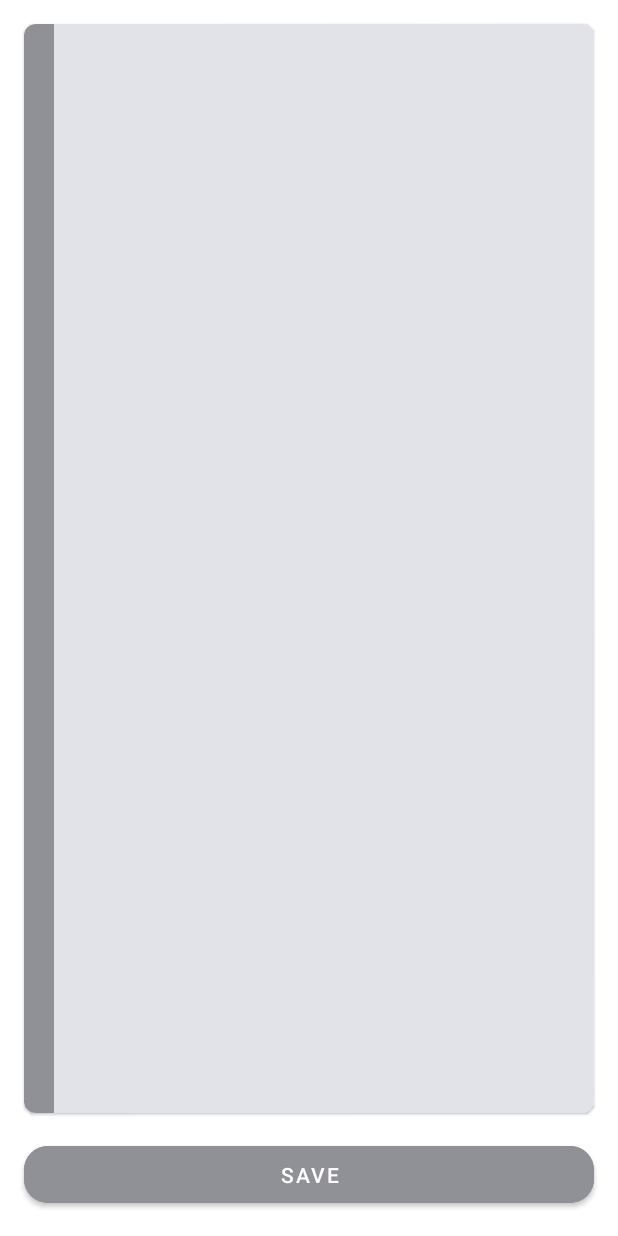
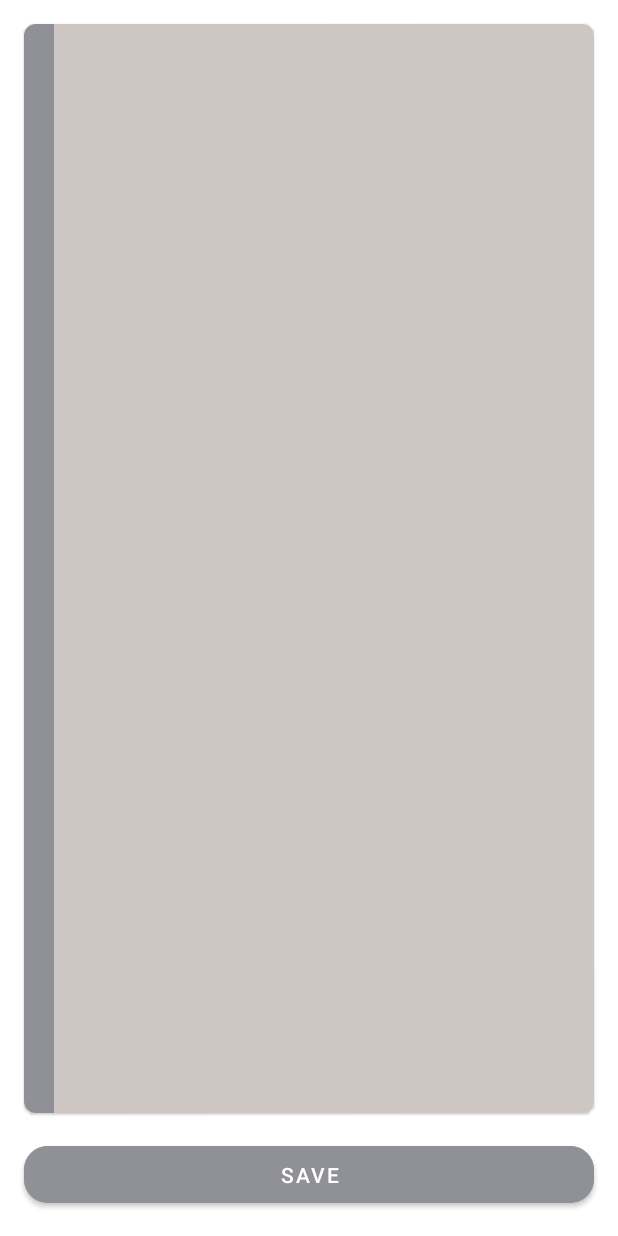
Before and after one commit to Brav9/ColorNote, an Android app: the EditNoteFragment screen opened through its navigation route, on a phone screen of 412 x 824 dp. Run offline under Robolectric (Android 15) with nearby library versions, the phone set to English and light mode, and no system bars; our stand-ins replace Room's generated code, navigation-ui.

Commit message:
Добавление рандомного изменения цвета фона заметок.

```diff
--- a/app/src/main/java/com/khalbro/colornote/data/local/entity/Note.kt
+++ b/app/src/main/java/com/khalbro/colornote/data/local/entity/Note.kt
@@ -11,5 +11,7 @@ data class Note(
     @ColumnInfo(name = "text") // необяз
     val text: String,
     @ColumnInfo(name = "title")
-    val title: String
+    val title: String,
+    @ColumnInfo(name = "color")
+    val color: String
 )
--- a/app/src/main/java/com/khalbro/colornote/domain/models/InfoNote.kt
+++ b/app/src/main/java/com/khalbro/colornote/domain/models/InfoNote.kt
@@ -1,3 +1,31 @@
 package com.khalbro.colornote.domain.models
 
-data class InfoNote(val text: String, val title: String, val id: Long?)
+import android.util.Log
+
+data class InfoNote(
+    val text: String,
+    val title: String,
+    val id: Long?,
+    val color: String = randomColorBackground()
+) {
+
+    fun getBackgroundColor(): String {
+        return when (color) {
+            "1" -> "#D4B2A7"
+            "2" -> "#E7D7C9"
+            "3" -> "#BE8F6E"
+            "4" -> "#87816E"
+            "5" -> "#CDC6C3"
+            else -> "#EDE9E3"
+        }
+    }
+
+    companion object {
+        fun randomColorBackground(): String {
+            val numRandom = (1..5).random().toString()
+            Log.d("Ololo", "randomColorBackground:$numRandom")
+            return numRandom
+        }
+    }
+
+}
--- a/app/src/main/java/com/khalbro/colornote/domain/usecase/SaveNoteUseCase.kt
+++ b/app/src/main/java/com/khalbro/colornote/domain/usecase/SaveNoteUseCase.kt
@@ -6,7 +6,6 @@ import com.khalbro.colornote.domain.repository.InfoNoteRepository
 class SaveNoteUseCase(private val infoNoteRepository: InfoNoteRepository) {
 
     suspend operator fun invoke(infoNote: InfoNote) {
-
         infoNoteRepository.saveInfoNote(saveInfoNote = infoNote)
     }
 }
--- a/app/src/main/java/com/khalbro/colornote/presentation/allnotes/NotesFragment.kt
+++ b/app/src/main/java/com/khalbro/colornote/presentation/allnotes/NotesFragment.kt
@@ -10,6 +10,7 @@ import android.view.LayoutInflater
 import android.view.View
 import android.view.ViewGroup
 import android.widget.EditText
+import androidx.constraintlayout.widget.ConstraintLayout
 import androidx.core.os.bundleOf
 import androidx.fragment.app.FragmentActivity
 import androidx.fragment.app.FragmentManager
@@ -41,6 +42,7 @@ class NotesFragment : Fragment(), NotesAdapter.OnClickListener {
         Log.d("Ololo", "onCreateView: $inflater")
         _binding = FragmentNotesBinding.inflate(inflater, container, false)
         return binding.root
+
     }
 
     override fun onViewCreated(view: View, savedInstanceState: Bundle?) {
@@ -53,6 +55,7 @@ class NotesFragment : Fragment(), NotesAdapter.OnClickListener {
         notesViewModel.allNotes.observe(viewLifecycleOwner, Observer { notes ->
             Log.d("Ololo", "observe: $notes")
             adapter.submitList(notes)
+
         })
 
         binding.fabNewNote.setOnClickListener {
@@ -68,7 +71,6 @@ class NotesFragment : Fragment(), NotesAdapter.OnClickListener {
     }
 
     override fun onItemClick(infoNote: InfoNote) {
-
         infoNote.id?.let {
             val view: NotesFragment = this@NotesFragment
             val action =
--- a/app/src/main/java/com/khalbro/colornote/presentation/allnotes/NotesViewModel.kt
+++ b/app/src/main/java/com/khalbro/colornote/presentation/allnotes/NotesViewModel.kt
@@ -16,8 +16,8 @@ import kotlinx.coroutines.launch
 
 class NotesViewModel(application: Application) : AndroidViewModel(application) {
 
-    private val _deleteNoteById: MutableLiveData<InfoNote> = MutableLiveData<InfoNote>()
-    var deleteNoteById: LiveData<InfoNote> = _deleteNoteById
+//    private val _deleteNoteById: MutableLiveData<InfoNote> = MutableLiveData<InfoNote>()
+////    var deleteNoteById: LiveData<InfoNote> = _deleteNoteById
 
     @Deprecated("Use Koin")
     private val repository: InfoNoteRepository =
@@ -34,6 +34,4 @@ class NotesViewModel(application: Application) : AndroidViewModel(application) {
         deleteNoteUseCase.invoke(id)
 
     }
-
-
 }
--- a/app/src/main/java/com/khalbro/colornote/presentation/editnote/EditNoteFragment.kt
+++ b/app/src/main/java/com/khalbro/colornote/presentation/editnote/EditNoteFragment.kt
@@ -1,15 +1,13 @@
 package com.khalbro.colornote.presentation.editnote
 
-import android.content.Intent
+import android.graphics.Color
 import android.os.Bundle
-import android.text.Editable
-import android.util.Log
 import androidx.fragment.app.Fragment
 import android.view.LayoutInflater
 import android.view.View
 import android.view.ViewGroup
 import android.widget.Toast
-import androidx.fragment.app.setFragmentResultListener
+import androidx.core.widget.doOnTextChanged
 import androidx.lifecycle.ViewModelProvider
 import androidx.navigation.fragment.findNavController
 import androidx.navigation.fragment.navArgs
@@ -17,8 +15,6 @@ import com.khalbro.colornote.R
 import com.khalbro.colornote.data.local.entity.Note
 import com.khalbro.colornote.databinding.FragmentEditNoteBinding
 import com.khalbro.colornote.domain.models.InfoNote
-import com.khalbro.colornote.presentation.allnotes.NotesFragment
-import kotlinx.coroutines.job
 import kotlin.random.Random
 
 class EditNoteFragment : Fragment() {
@@ -30,42 +26,88 @@ class EditNoteFragment : Fragment() {
         return inflater.inflate(R.layout.fragment_edit_note, container, false)
     }
 
-    private lateinit var noteSaveViewModel: NoteSaveViewModel
+    private lateinit var editNoteViewModel: EditNoteViewModel
     private var fragmentNotesBinding: FragmentEditNoteBinding? = null
-    private val note: Note? = null
+
 
     override fun onViewCreated(view: View, savedInstanceState: Bundle?) {
         super.onViewCreated(view, savedInstanceState)
         val binding = FragmentEditNoteBinding.bind(view)
         fragmentNotesBinding = binding
 
-        noteSaveViewModel = ViewModelProvider(this)[NoteSaveViewModel::class.java]
+        editNoteViewModel = ViewModelProvider(this)[EditNoteViewModel::class.java]
 
-        binding.etTitle.setText(note?.title)
-        binding.etText.setText(note?.text)
+//        binding.etTitle.setText(note?.title)
+//        binding.etText.setText(note?.text)
+//        binding.constraintLayoutEditNote.setBackgroundResource(R.color.ivory)
+//        context?.let { ContextCompat.getColor(it, R.color.nude) }
+//            ?.let { binding.constraintLayoutEditNote.setBackgroundColor(it) }
+
+//        val color = Color.parseColor("#EDE9E3")
+//        binding.constraintLayoutEditNote.setBackgroundColor(color)
 
         val argsId: EditNoteFragmentArgs by navArgs()
         val id = argsId.noteId
 
-        noteSaveViewModel.resultNoteById.observe(this.viewLifecycleOwner) {
-            binding.etText.setText(it.text)
-            binding.etTitle.setText(it.title)
+        editNoteViewModel.getNoteById(id).toString()
+
+        editNoteViewModel.note.observe(this.viewLifecycleOwner) {
+            if (it.text != binding.etText.text.toString()) {
+                binding.etText.setText(it.text)
+            }
+            val color = Color.parseColor(it.getBackgroundColor())
+            binding.constraintLayoutEditNote.setBackgroundColor(color)
         }
-        noteSaveViewModel.getNoteById(id).toString()
+
+        editNoteViewModel.note.observe(this.viewLifecycleOwner) {
+            if (it.text != binding.etTitle.text.toString()) {
+                binding.etTitle.setText(it.title)
+            }
+            val color = Color.parseColor(it.getBackgroundColor())
+            binding.constraintLayoutEditNote.setBackgroundColor(color)
+        }
+
+
+        editNoteViewModel.navigateBackEvent.observe(this.viewLifecycleOwner) {
+//            findNavController().navigate(R.id.action_editNoteFragment_to_notesFragment)
+            findNavController().popBackStack()
+        }
+
+
+        binding.etText.doOnTextChanged { text, start, before, count ->
+            text?.let {
+                editNoteViewModel.onTextChanged(it.toString())
+            }
+//            if (text != null) {
+//                noteSaveViewModel.onTextChanged(text.toString())
+//            }
+        }
+
+        binding.etTitle.doOnTextChanged { text, start, before, count ->
+            text?.let {
+                editNoteViewModel.onTitleChanged(it.toString())
+            }
+        }
 
         binding.btnSaveNote.setOnClickListener {
-            val title = binding.etTitle.text.toString()
-            val text = binding.etText.text.toString()
-            if (text.isBlank() and text.isBlank()) {
-
-                Toast.makeText(activity, "Title and Note is Empty", Toast.LENGTH_SHORT).show()
-            } else {
-                val mNote = InfoNote(text = text, title = title, id = Random.nextLong())
-                if (note == null) {
-                    noteSaveViewModel.insertNote(mNote)
-                    findNavController().navigate(R.id.action_editNoteFragment_to_notesFragment)
-                }
-            }
+            editNoteViewModel.onSaveClick()
+//            val title = binding.etTitle.text.toString()
+//            val text = binding.etText.text.toString()
+//            if (text.isBlank() and text.isBlank()) {
+//
+//                Toast.makeText(activity, "Title and Note is Empty", Toast.LENGTH_SHORT).show()
+//            } else {
+//                val mNote = InfoNote(
+//                    text = text,
+//                    title = title,
+//                    id = Random.nextLong(),
+//                    color = ""
+//                )
+//                if (note == null) {
+//                    editNoteViewModel.insertNote(mNote)
+//                    findNavController().navigate(R.id.action_editNoteFragment_to_notesFragment)
+//                }
+//            }
         }
     }
 }
--- a/app/src/main/java/com/khalbro/colornote/presentation/editnote/NoteSaveViewModel.kt
+++ b/app/src/main/java/com/khalbro/colornote/presentation/editnote/EditNoteViewModel.kt
@@ -1,29 +1,27 @@
 package com.khalbro.colornote.presentation.editnote
 
 import android.app.Application
-import android.content.Context
 import androidx.lifecycle.AndroidViewModel
 import androidx.lifecycle.LiveData
 import androidx.lifecycle.MutableLiveData
-import androidx.lifecycle.ViewModel
 import androidx.lifecycle.viewModelScope
 import com.khalbro.colornote.data.local.NotesRoomDatabase
-import com.khalbro.colornote.data.local.entity.Note
 import com.khalbro.colornote.data.repository.InfoNoteRepositoryImpl
 import com.khalbro.colornote.domain.models.InfoNote
 import com.khalbro.colornote.domain.repository.InfoNoteRepository
-import com.khalbro.colornote.domain.usecase.GetAllNotesUseCase
 import com.khalbro.colornote.domain.usecase.GetNoteByIdUseCase
 import com.khalbro.colornote.domain.usecase.SaveNoteUseCase
-import com.khalbro.colornote.presentation.MainActivity
 import kotlinx.coroutines.Dispatchers
 import kotlinx.coroutines.launch
 import kotlinx.coroutines.withContext
 
-class NoteSaveViewModel(application: Application) : AndroidViewModel(application) {
+class EditNoteViewModel(application: Application) : AndroidViewModel(application) {
 
-    private val _resultNoteById: MutableLiveData<InfoNote> = MutableLiveData<InfoNote>()
-    var resultNoteById: LiveData<InfoNote> = _resultNoteById
+    private val _note: MutableLiveData<InfoNote> = MutableLiveData<InfoNote>()
+    var note: LiveData<InfoNote> = _note
+
+    private val _navigateBackEvent: MutableLiveData<Unit> = MutableLiveData<Unit>()
+    var navigateBackEvent: LiveData<Unit> = _navigateBackEvent
 
     @Deprecated("Use Koin")
     private val repository: InfoNoteRepository =
@@ -35,7 +33,7 @@ class NoteSaveViewModel(application: Application) : AndroidViewModel(application
 
     private val getNoteByIdUseCase = GetNoteByIdUseCase(infoNoteRepository = repository)
 
-    fun insertNote(note: InfoNote) = viewModelScope.launch(Dispatchers.IO) {
+    private fun insertNote(note: InfoNote) = viewModelScope.launch(Dispatchers.IO) {
         saveNoteUseCase.invoke(note)
     }
 
@@ -43,10 +41,36 @@ class NoteSaveViewModel(application: Application) : AndroidViewModel(application
         val noteById = getNoteByIdUseCase.invoke(id)
         withContext(Dispatchers.Main) {
             noteById?.let {
-                _resultNoteById.value = it
+                _note.value = it
             } ?: run {
-                _resultNoteById.value = InfoNote(text = "", title = "", id = null)
+                _note.value = InfoNote(text = "", title = "", id = null)
             }
         }
     }
+
+    fun onTextChanged(text: String) {
+        val currentNote = note.value
+        currentNote?.let {
+            if (currentNote.text != text) {
+                _note.value = currentNote.copy(text = text)
+            }
+        }
+    }
+
+    fun onTitleChanged(text: String) {
+        val currentNote = note.value
+        currentNote?.let {
+            if (currentNote.title != text) {
+                _note.value = currentNote.copy(title = text)
+            }
+        }
+    }
+
+    fun onSaveClick() {
+        val currentNote = note.value
+        currentNote?.let {
+            insertNote(it)
+            _navigateBackEvent.value = Unit
+        }
+    }
 }
--- a/app/src/main/res/layout/fragment_edit_note.xml
+++ b/app/src/main/res/layout/fragment_edit_note.xml
@@ -19,9 +19,9 @@
         app:layout_constraintTop_toTopOf="parent">
 
         <androidx.constraintlayout.widget.ConstraintLayout
+            android:id="@+id/constraintLayoutEditNote"
             android:layout_width="match_parent"
-            android:layout_height="match_parent"
-            android:background="@color/material_dynamic_neutral90">
+            android:layout_height="match_parent">
 
             <View
                 android:id="@+id/ivVerticalLine"
@@ -35,13 +35,13 @@
             <EditText
                 android:id="@+id/etTitle"
                 android:layout_width="0dp"
-                android:textStyle="bold"
                 android:layout_height="wrap_content"
                 android:layout_marginStart="16dp"
                 android:layout_marginTop="16dp"
                 android:layout_marginEnd="16dp"
                 android:background="@null"
-                android:text="ololololololololo"
+                tools:text="ololololololololo"
+                android:textStyle="bold"
                 app:layout_constraintBottom_toTopOf="@+id/etText"
                 app:layout_constraintEnd_toEndOf="parent"
                 app:layout_constraintStart_toEndOf="@+id/ivVerticalLine"
@@ -57,7 +57,7 @@
                 android:background="@null"
                 android:gravity="start|top"
                 android:inputType="textMultiLine"
-                android:text="ololololololololo"
+                tools:text="ololololololololo"
                 app:layout_constraintBottom_toBottomOf="parent"
                 app:layout_constraintEnd_toEndOf="parent"
                 app:layout_constraintStart_toEndOf="@+id/ivVerticalLine"
--- a/app/src/main/res/values/colors.xml
+++ b/app/src/main/res/values/colors.xml
@@ -7,4 +7,12 @@
     <color name="teal_700">#FF018786</color>
     <color name="black">#FF000000</color>
     <color name="white">#FFFFFFFF</color>
+
+    //colorBackground
+    <color name="ivory">#EDE9E3</color>
+    <color name="nude">#E7D7C9</color>
+    <color name="terracotta">#BE8F6E</color>
+    <color name="cool_sage">#87816E</color>
+    <color name="rose">#D4B2A7</color>
+    <color name="stone">#CDC6C3</color>
 </resources>
```
Also changed, not shown: app/src/main/java/com/khalbro/colornote/data/repository/InfoNoteRepositoryImpl.kt (+7 -4 lines), app/src/main/java/com/khalbro/colornote/presentation/allnotes/NotesViewHolder.kt (+7 -4 lines), app/src/main/res/layout/item_note.xml (+5 -6 lines).
